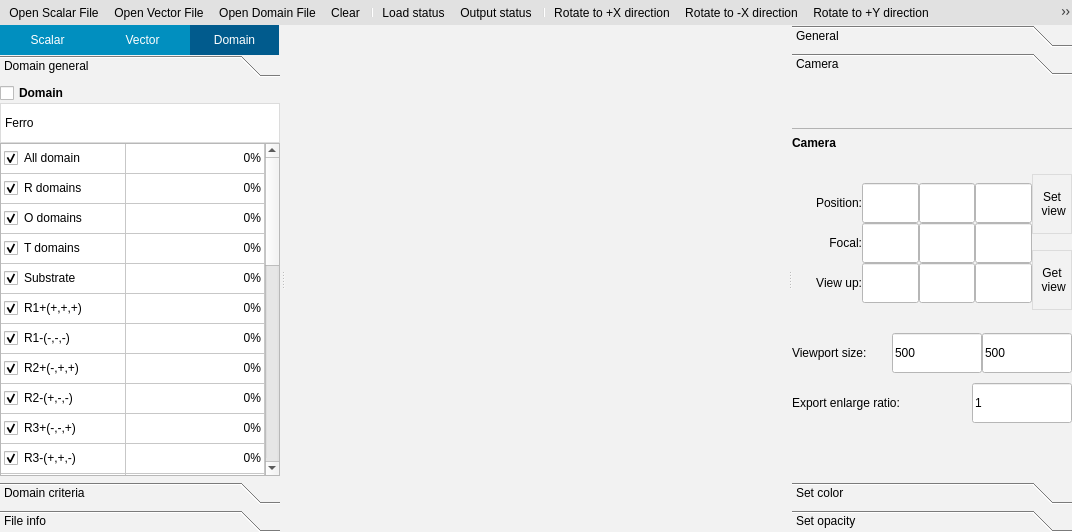
billcxx/MUPRO-visualization, file SimpleView.ui: the form before one commit.
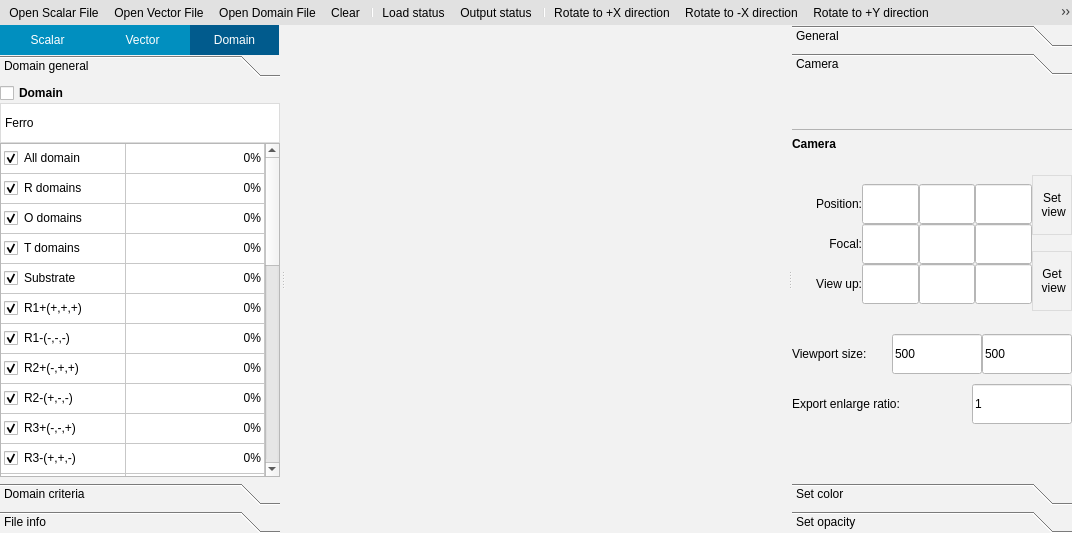
The form after the commit. The open tabs and pages were chosen to show the change. Icons and pictures are not drawn. Custom widgets are drawn as their Qt base class.

Commit message: add the invisible export to x3d button

What changed in the file:
```diff
--- a/SimpleView.ui
+++ b/SimpleView.ui
@@ -7,7 +7,7 @@
     <x>0</x>
     <y>0</y>
     <width>1072</width>
-    <height>532</height>
+    <height>533</height>
    </rect>
   </property>
   <property name="windowTitle">
@@ -3497,7 +3497,7 @@
                   <x>0</x>
                   <y>0</y>
                   <width>280</width>
-                  <height>364</height>
+                  <height>406</height>
                  </rect>
                 </property>
                 <attribute name="label">
@@ -6218,7 +6218,7 @@
               <x>0</x>
               <y>0</y>
               <width>280</width>
-              <height>358</height>
+              <height>414</height>
              </rect>
             </property>
             <attribute name="label">
```
Left out of the diff: 26 changed lines with no effect on the pictures. The commit also changes 6 other files.
